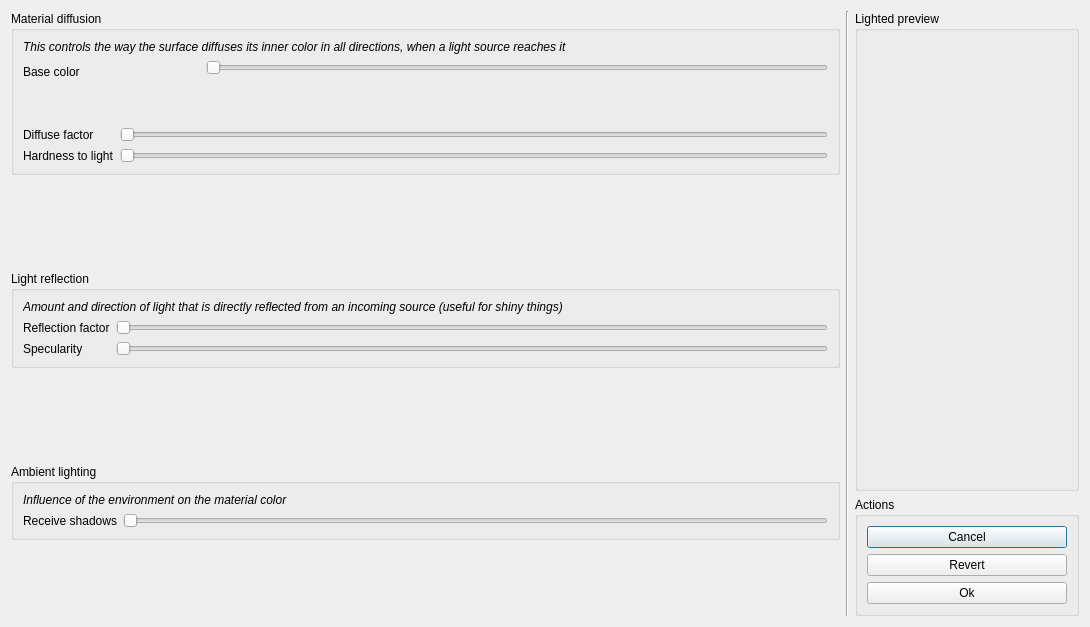
Above: src/editing/lighting/DialogMaterialEditor.ui from thunderk/paysages3d before the change. Below: the same form after it.
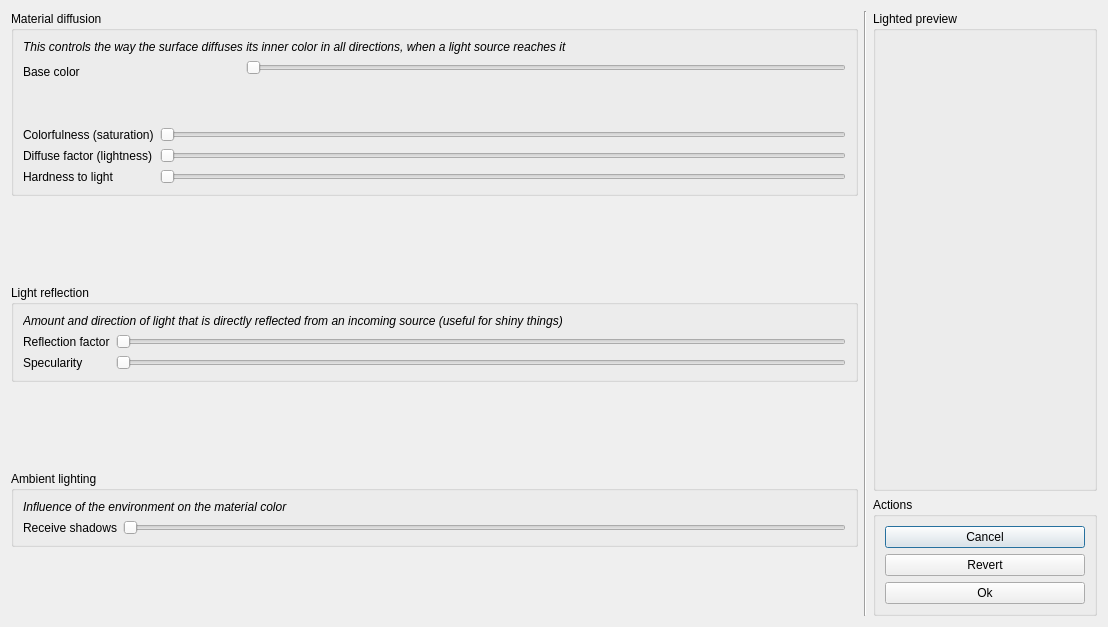
That is the form after the change. Icons and pictures are not drawn. Custom widgets are drawn as their Qt base class.

Commit message: Switch to HSL color space for material definition

```diff
--- a/src/editing/lighting/DialogMaterialEditor.ui
+++ b/src/editing/lighting/DialogMaterialEditor.ui
@@ -9,7 +9,7 @@
    <rect>
     <x>0</x>
     <y>0</y>
-    <width>1090</width>
+    <width>1091</width>
     <height>627</height>
    </rect>
   </property>
@@ -58,34 +58,6 @@
             </property>
            </widget>
           </item>
-          <item row="1" column="0">
-           <widget class="QLabel" name="diffuseFactorLabel">
-            <property name="text">
-             <string>Diffuse factor</string>
-            </property>
-           </widget>
-          </item>
-          <item row="2" column="0">
-           <widget class="QLabel" name="hardnessToLightLabel">
-            <property name="text">
-             <string>Hardness to light</string>
-            </property>
-           </widget>
-          </item>
-          <item row="1" column="1">
-           <widget class="WidgetSliderDecimal" name="slider_diffuse">
-            <property name="orientation">
-             <enum>Qt::Horizontal</enum>
-            </property>
-           </widget>
-          </item>
-          <item row="2" column="1">
-           <widget class="WidgetSliderDecimal" name="slider_hardness">
-            <property name="orientation">
-             <enum>Qt::Horizontal</enum>
-            </property>
-           </widget>
-          </item>
           <item row="0" column="1">
            <layout class="QHBoxLayout" name="horizontalLayout_3">
             <item>
@@ -121,6 +93,48 @@
             </item>
            </layout>
           </item>
+          <item row="1" column="0">
+           <widget class="QLabel" name="diffuseFactorLabel">
+            <property name="text">
+             <string>Colorfulness (saturation)</string>
+            </property>
+           </widget>
+          </item>
+          <item row="1" column="1">
+           <widget class="WidgetSliderDecimal" name="slider_saturation">
+            <property name="orientation">
+             <enum>Qt::Horizontal</enum>
+            </property>
+           </widget>
+          </item>
+          <item row="2" column="0">
+           <widget class="QLabel" name="diffuseFactorLabel_2">
+            <property name="text">
+             <string>Diffuse factor (lightness)</string>
+            </property>
+           </widget>
+          </item>
+          <item row="2" column="1">
+           <widget class="WidgetSliderDecimal" name="slider_lightness">
+            <property name="orientation">
+             <enum>Qt::Horizontal</enum>
+            </property>
+           </widget>
+          </item>
+          <item row="3" column="0">
+           <widget class="QLabel" name="hardnessToLightLabel">
+            <property name="text">
+             <string>Hardness to light</string>
+            </property>
+           </widget>
+          </item>
+          <item row="3" column="1">
+           <widget class="WidgetSliderDecimal" name="slider_hardness">
+            <property name="orientation">
+             <enum>Qt::Horizontal</enum>
+            </property>
+           </widget>
+          </item>
          </layout>
         </item>
        </layout>
```
The commit also changes 16 other files.
